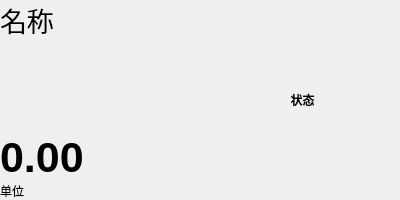
Polar-Pumpkin/smartpond-client, file client/ui/src/sensor_field.ui: the form before one commit.
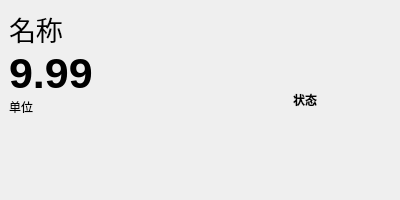
The form after the commit.

Commit message: 优化界面

The edit to the form file:
```diff
--- a/client/ui/src/sensor_field.ui
+++ b/client/ui/src/sensor_field.ui
@@ -30,7 +30,20 @@
     <number>0</number>
    </property>
    <item>
-    <layout class="QVBoxLayout" name="view">
+    <widget class="QWidget" name="view" native="true">
+     <property name="sizePolicy">
+      <sizepolicy hsizetype="Maximum" vsizetype="Preferred">
+       <horstretch>0</horstretch>
+       <verstretch>0</verstretch>
+      </sizepolicy>
+     </property>
+     <property name="minimumSize">
+      <size>
+       <width>200</width>
+       <height>0</height>
+      </size>
+     </property>
+     <layout class="QVBoxLayout" name="view_layout">
      <property name="spacing">
       <number>0</number>
      </property>
@@ -60,6 +73,12 @@
      </item>
      <item>
       <widget class="QLabel" name="value">
+        <property name="sizePolicy">
+         <sizepolicy hsizetype="Preferred" vsizetype="Maximum">
+          <horstretch>0</horstretch>
+          <verstretch>0</verstretch>
+         </sizepolicy>
+        </property>
        <property name="minimumSize">
         <size>
          <width>100</width>
@@ -74,7 +93,7 @@
         </font>
        </property>
        <property name="text">
-        <string>0.00</string>
+         <string>9.99</string>
        </property>
        <property name="alignment">
         <set>Qt::AlignBottom|Qt::AlignLeading|Qt::AlignLeft</set>
@@ -83,12 +102,6 @@
      </item>
      <item>
       <widget class="QLabel" name="unit">
-       <property name="sizePolicy">
-        <sizepolicy hsizetype="Preferred" vsizetype="Maximum">
-         <horstretch>0</horstretch>
-         <verstretch>0</verstretch>
-        </sizepolicy>
-       </property>
        <property name="minimumSize">
         <size>
          <width>100</width>
@@ -98,9 +111,13 @@
        <property name="text">
         <string>单位</string>
        </property>
+        <property name="alignment">
+         <set>Qt::AlignLeading|Qt::AlignLeft|Qt::AlignTop</set>
+        </property>
       </widget>
      </item>
     </layout>
+    </widget>
    </item>
    <item>
     <layout class="QVBoxLayout" name="trend">
```
Lines whose indentation alone changed are shown as unchanged. The commit also changes 5 other files.
